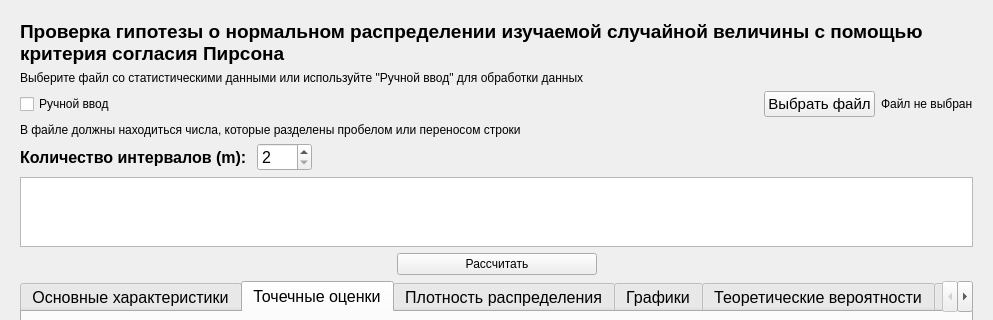
Qt form ui/lab_6_task_2.ui (sauce-chili/TheoryOfProbabilityLabs) before a commit; both pictures show x 0 to 993 and y 0 to 320 of the 993 by 792 pixel window.
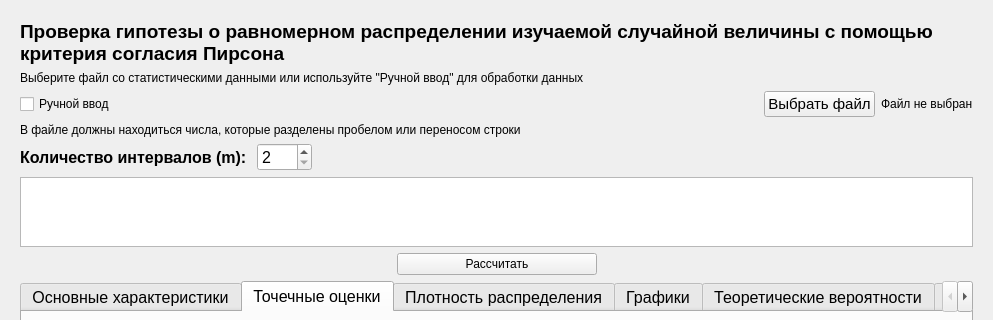
The same form after that commit. Icons and pictures are not drawn.

What changed in the file:
```diff
--- a/ui/lab_6_task_2.ui
+++ b/ui/lab_6_task_2.ui
@@ -48,7 +48,7 @@
           </font>
          </property>
          <property name="text">
-          <string>Проверка гипотезы о нормальном распределении изучаемой случайной величины с помощью критерия согласия Пирсона</string>
+          <string>Проверка гипотезы о равномерном распределении изучаемой случайной величины с помощью критерия согласия Пирсона</string>
          </property>
          <property name="wordWrap">
           <bool>true</bool>
```
